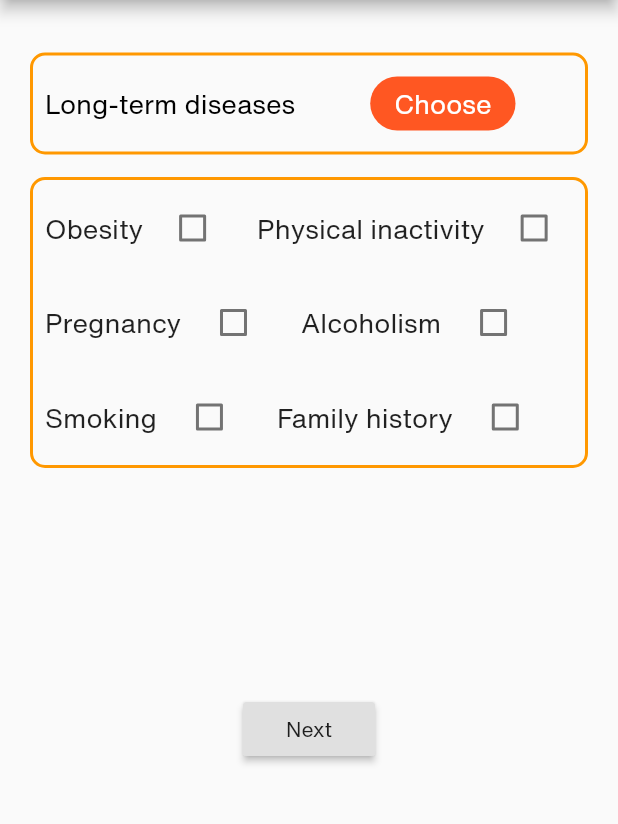
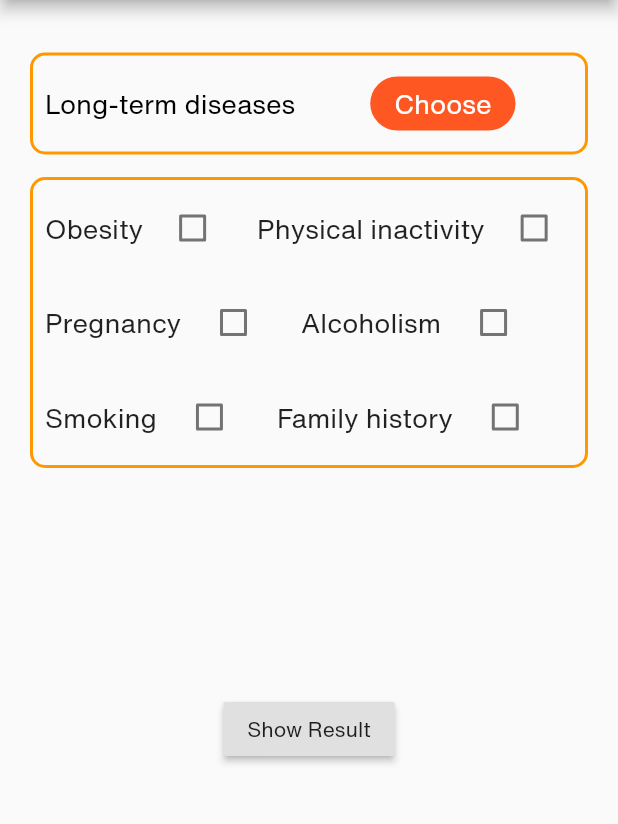
Before and after one commit to hhk-010/project_doctor, a Flutter app: the PatientRisks screen opened by its route, on a phone screen of 412 x 824 dp, the part 84-908 px from its top. Run offline on Flutter 3.47's test engine with Material 2 defaults, Android fonts, the phone set to English and light mode, and no system bars; our stand-ins replace cloud_firestore, firebase_auth, firebase_core, flutter_spinkit, geolocator, google_maps_flutter and 1 more; missing offline and left inert: flutter_auth_buttons; accounts and stored records are empty.

Commit message:
the final

```diff
--- a/lib/pages/patient.dart
+++ b/lib/pages/patient.dart
@@ -155,7 +155,7 @@ class _PatientState extends State<Patient> {
   };
 
   final chest = {
-    "1": "chest Pain",
+    "1": "chest pain",
     "2": "cough",
     "3": "fever",
   };
--- a/lib/pages/pt_risk_f.dart
+++ b/lib/pages/pt_risk_f.dart
@@ -403,7 +403,7 @@ class _PatientRisksState extends State<PatientRisks> {
                 height: 150,
               ),
               RaisedButton(
-                child: Text('Next'),
+                child: Text('Show Result'),
                 onPressed: () {
                   maindisease1(
                       cc,
```
